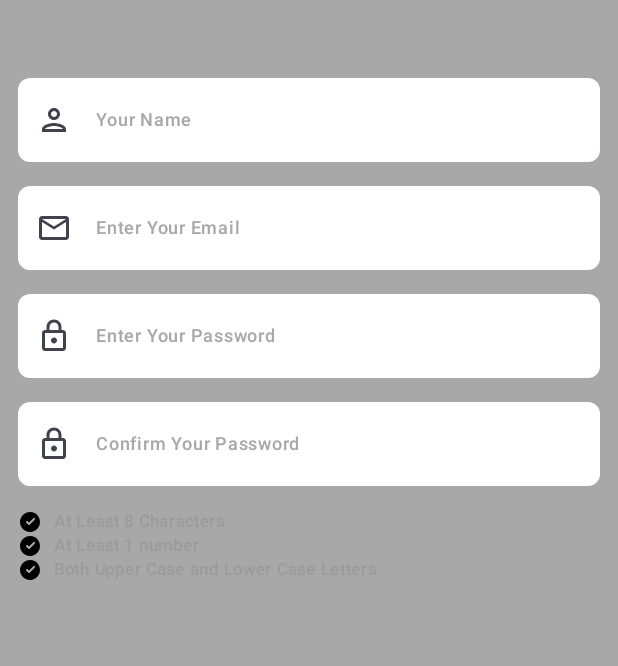
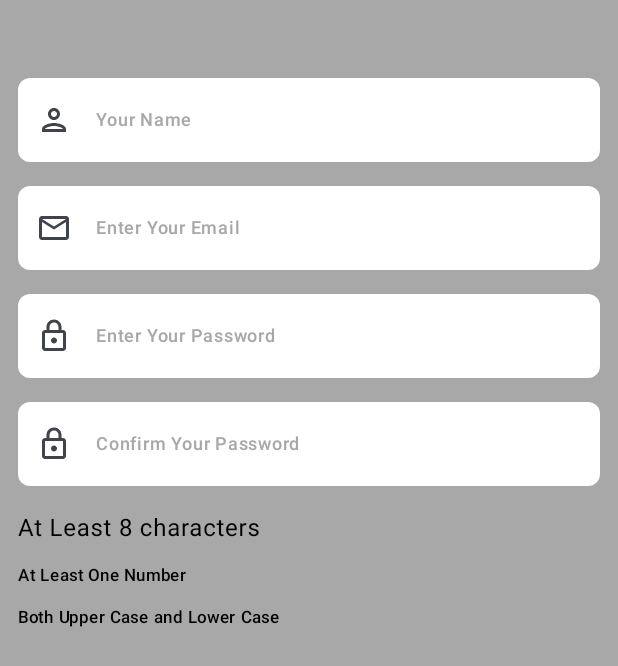
Before and after one commit to jenAndroidDev/ComposeSignup, an Android app built with Jetpack Compose: the screen it shows after launch (MainActivity), on a phone screen of 412 x 824 dp. Shown: the top 666 px of the screen. Run offline under Robolectric (Android 15) with nearby library versions, the phone set to English and light mode, and no system bars; our stand-ins replace Dagger/Hilt's generated code.

Commit message:
wip/form-validation.

```diff
--- /dev/null
+++ b/app/src/main/java/com/example/composesignup/core/utils/Validation.kt
@@ -0,0 +1,6 @@
+package com.example.composesignup.core.utils
+import android.util.Log
+import java.lang.Double.parseDouble
+import kotlin.Double
+
+fun String.hasMin8Characters() = this.length>=8
--- a/app/src/main/java/com/example/composesignup/feature/onboard/presentation/SignUpScreen.kt
+++ b/app/src/main/java/com/example/composesignup/feature/onboard/presentation/SignUpScreen.kt
@@ -1,8 +1,14 @@
 package com.example.composesignup.feature.onboard.presentation
 
 
+
+import android.util.Log
 import androidx.compose.animation.animateColor
+import androidx.compose.animation.animateColorAsState
+import androidx.compose.animation.animateContentSize
+import androidx.compose.animation.core.LinearEasing
 import androidx.compose.animation.core.RepeatMode
+import androidx.compose.animation.core.animateFloat
 import androidx.compose.animation.core.infiniteRepeatable
 import androidx.compose.animation.core.rememberInfiniteTransition
 import androidx.compose.animation.core.tween
@@ -17,17 +23,24 @@ import androidx.compose.foundation.layout.padding
 import androidx.compose.foundation.layout.size
 import androidx.compose.foundation.lazy.LazyColumn
 import androidx.compose.material3.Icon
+import androidx.compose.material3.LocalTextStyle
 import androidx.compose.material3.MaterialTheme
 import androidx.compose.material3.Text
 import androidx.compose.runtime.Composable
 import androidx.compose.runtime.getValue
+import androidx.compose.runtime.mutableStateOf
+import androidx.compose.runtime.remember
 import androidx.compose.runtime.rememberUpdatedState
+import androidx.compose.runtime.setValue
 import androidx.compose.ui.Alignment
 import androidx.compose.ui.Modifier
+import androidx.compose.ui.graphics.Color
+import androidx.compose.ui.graphics.TransformOrigin
+import androidx.compose.ui.graphics.graphicsLayer
 import androidx.compose.ui.res.painterResource
 import androidx.compose.ui.text.input.PasswordVisualTransformation
+import androidx.compose.ui.text.style.TextMotion
 import androidx.compose.ui.tooling.preview.Preview
-import androidx.compose.ui.tooling.preview.PreviewParameter
 import androidx.compose.ui.unit.dp
 import androidx.hilt.navigation.compose.hiltViewModel
 import androidx.lifecycle.compose.collectAsStateWithLifecycle
@@ -62,13 +75,11 @@ fun SignUpScreen(
             viewModel
         )
         Spacer(modifier = modifier.height(16.dp))
-        SignUpValidationList(
-            modifier = modifier,
-            viewModel = viewModel,
-            action = action
-        )
+        Validation(modifier = modifier,
+            uiState)
     }
 }
+//is it a good practice to pass viewmodel as a parameter??
 @Composable
 fun SignUpTextFields(
     modifier: Modifier,
@@ -123,17 +134,51 @@ fun SignUpTextFields(
     }
 }
 @Composable
+fun Validation(
+    modifier: Modifier,
+    uiState: StateFlow<SignUpUiState>
+){
+    val validationState = uiState.collectAsStateWithLifecycle()
+    val isPasswordTyping = validationState.value.isPasswordTyping
+    val isPasswordSizeValid = validationState.value.isPasswordSizeValid
+    val isValidPassword = validationState.value.isCredentialsValid
+
+    val color by animateColorAsState(targetValue = Green40, label = "color")
+        Column {
+            Text(
+                text = "At Least 8 characters",
+                style = LocalTextStyle.current.copy(textMotion = TextMotion.Animated),
+                color = if (isPasswordSizeValid)color else Color.Black)
+            Spacer(modifier = modifier.height(12.dp))
+            Text(
+                text = "At Least One Number",
+                style = MaterialTheme.typography.labelSmall,
+                color = if (isValidPassword) color else Color.Black
+            )
+            Spacer(modifier = modifier.height(12.dp))
+            Text(
+                text = "Both Upper Case and Lower Case",
+                style = MaterialTheme.typography.labelSmall,
+                color = if (isValidPassword) color else Color.Black
+            )
+    }
+}
+//Migrate Validation List
+@Composable
 fun SignUpValidationList(
     modifier: Modifier,
-viewModel: SignUpViewModel,
+    uiState: StateFlow<SignUpUiState>,
     action: (SignUpUiAction) -> Unit
 ){
     Column {
-        val uiState = viewModel.uiState.collectAsStateWithLifecycle()
-        val validationMsg = uiState.value.validationMessages
+        val state = uiState.collectAsStateWithLifecycle()
+        val validationMsg = state.value.validationMessages
+        Log.d(Tag, "SignUpValidationList() called,${state.value.isCredentialsValid}")
+        if (state.value.isCredentialsValid) {
             LazyColumn(modifier = modifier) {
-            items(count = validationMsg.size,
-                ){
+                items(
+                    count = validationMsg.size,
+                ) {
                     ValidationItem(
                         modifier = modifier,
                         message = validationMsg[it].message,
@@ -142,12 +187,12 @@ action: (SignUpUiAction) -> Unit
                 }
             }
         }
-
+    }
 }
 
 @Composable
 fun ValidationItem(
-    modifier: Modifier = Modifier,
+    modifier: Modifier,
     message:String,
     isValid:Boolean
 ){
@@ -159,19 +204,22 @@ fun ValidationItem(
             modifier = modifier.size(16.dp),
             contentDescription = null)
         val validState by rememberUpdatedState(isValid)
-        val infiniteTransition = rememberInfiniteTransition(label = "infinite transition")
-        val animatedColor by infiniteTransition.animateColor(
-            initialValue = GREY80,
-            targetValue = Green40,
-            animationSpec = infiniteRepeatable(tween(100),RepeatMode.Reverse), label = "color"
+        var animatedBgColor by remember {
+            mutableStateOf(validState)
+        }
+        if (validState)animatedBgColor = true else animatedBgColor = false
+        val animatedColor by animateColorAsState(
+            targetValue = if (animatedBgColor) Green40 else GREY80,
+            label = "color"
         )
         Text(
             text = message,
-            modifier = modifier.padding(start = 8.dp),
+            modifier = modifier.padding(start = 8.dp)
+                .animateContentSize(
+                animationSpec = tween(1000, easing = LinearEasing)
+            ),
             style = MaterialTheme.typography.labelSmall,
-            color = if (validState) {
-                animatedColor
-            }else GREY80
+            color = animatedColor
             )
     }
 
```
Also changed, not shown: app/src/main/java/com/example/composesignup/feature/onboard/presentation/SignUpViewModel.kt (+55 -8 lines). Lines whose indentation alone changed are shown as unchanged.
